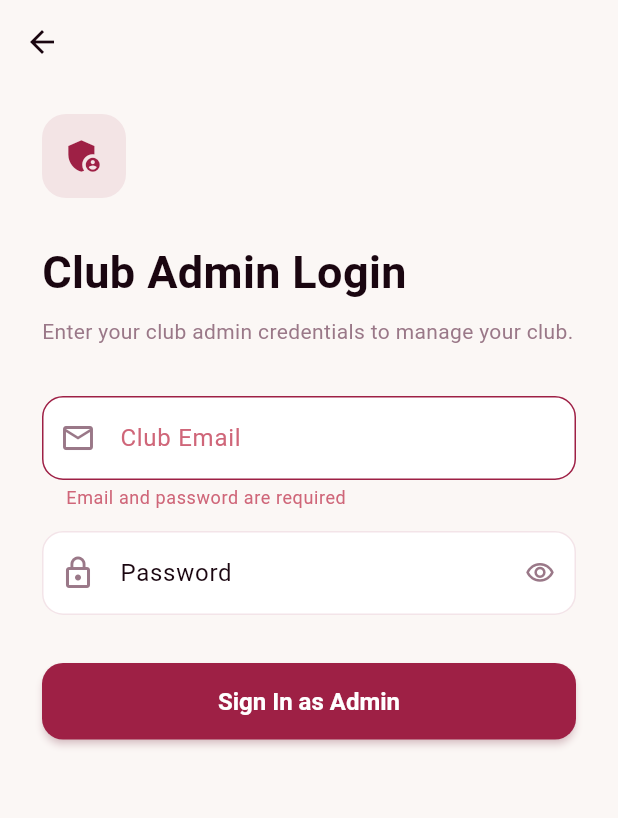
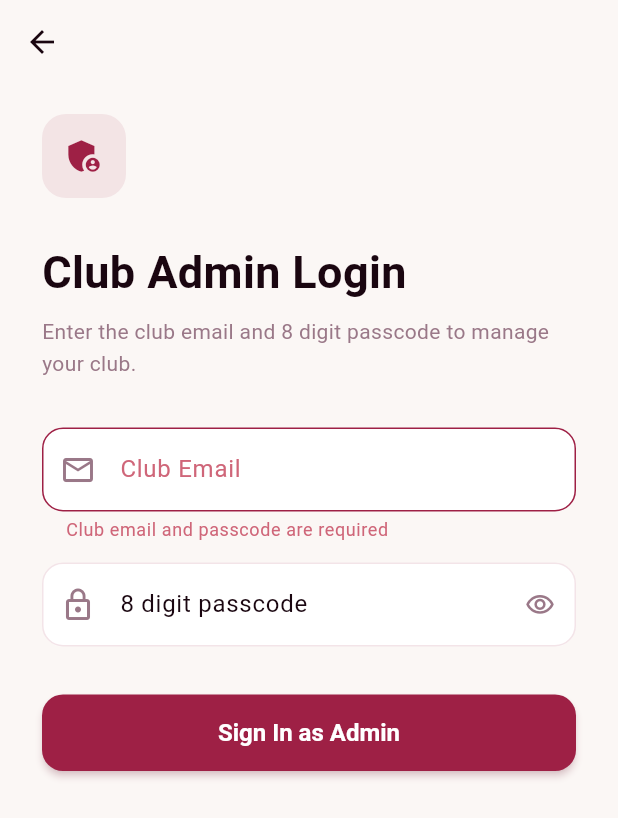
Before and after one commit to 3MB-MyClubs/My_Uni, a Flutter app: the ClubAdminAuthScreen screen opened directly with empty values, after a tap on "Sign In as Admin", on a phone screen of 412 x 824 dp. Shown: the top 818 px of the screen. Run offline on Flutter 3.47's test engine with Material 3 defaults, Android fonts, the phone set to English and light mode, and no system bars; our stand-ins replace flutter_local_notifications, flutter_riverpod, hive, image_cropper, image_picker, permission_handler and 3 more; missing offline and left inert: device_calendar; accounts and stored records are empty.

Commit message:
club login

```diff
--- a/lib/screens/club_admin_auth_screen.dart
+++ b/lib/screens/club_admin_auth_screen.dart
@@ -1,7 +1,7 @@
 import 'package:flutter/material.dart';
 import '../services/app_colors.dart';
-import '../services/mock_data.dart';
 import '../services/auth_service.dart';
+import '../services/club_passcode_auth_service.dart';
 
 class ClubAdminAuthScreen extends StatefulWidget {
   final VoidCallback onAdminLogin;
@@ -17,22 +17,34 @@ class _ClubAdminAuthScreenState extends State<ClubAdminAuthScreen> {
   bool _obscurePassword = true;
   String? _error;
 
-  void _handleAdminLogin() {
+  bool _isLoading = false;
+
+  Future<void> _handleAdminLogin() async {
     final clubEmail = _clubEmailController.text.trim();
-    final password = _passwordController.text.trim();
-    if (clubEmail.isEmpty || password.isEmpty) {
-      setState(() => _error = 'Email and password are required');
+    final passcode = _passwordController.text.trim();
+    if (clubEmail.isEmpty || passcode.isEmpty) {
+      setState(() => _error = 'Club email and passcode are required');
       return;
     }
-    final allAdmins = [appAdmin, ...clubAdmins];
-    final matched = allAdmins.any(
-      (a) => a.email == clubEmail && a.password == password,
+
+    setState(() {
+      _isLoading = true;
+      _error = null;
+    });
+
+    final result = await clubPasscodeAuthService.login(
+      email: clubEmail,
+      passcode: passcode,
     );
-    if (matched) {
-      authService.login(clubEmail, password);
+
+    if (!mounted) return;
+    setState(() => _isLoading = false);
+
+    if (result.success && result.admin != null) {
+      authService.setClubAdmin(result.admin!);
       widget.onAdminLogin();
     } else {
-      setState(() => _error = 'Invalid club admin credentials');
+      setState(() => _error = result.error ?? 'Invalid club email or passcode');
     }
   }
 
@@ -87,7 +99,7 @@ class _ClubAdminAuthScreenState extends State<ClubAdminAuthScreen> {
               ),
               const SizedBox(height: 8),
               Text(
-                'Enter your club admin credentials to manage your club.',
+                'Enter the club email and 8 digit passcode to manage your club.',
                 style: TextStyle(
                   fontSize: 14,
                   color: AppColors.secondaryText,
@@ -113,7 +125,7 @@ class _ClubAdminAuthScreenState extends State<ClubAdminAuthScreen> {
                 keyboardType: TextInputType.number,
                 onSubmitted: (_) => _handleAdminLogin(),
                 decoration: InputDecoration(
-                  labelText: 'Password',
+                  labelText: '8 digit passcode',
                   prefixIcon: Icon(
                     Icons.lock_outline,
                     color: AppColors.secondaryText,
@@ -153,7 +165,7 @@ class _ClubAdminAuthScreenState extends State<ClubAdminAuthScreen> {
               SizedBox(
                 width: double.infinity,
                 child: ElevatedButton(
-                  onPressed: _handleAdminLogin,
+                  onPressed: _isLoading ? null : _handleAdminLogin,
                   style: ElevatedButton.styleFrom(
                     backgroundColor: AppColors.primaryRed,
                     foregroundColor: Colors.white,
@@ -164,10 +176,22 @@ class _ClubAdminAuthScreenState extends State<ClubAdminAuthScreen> {
                     elevation: 2,
                     shadowColor: AppColors.primaryRed.withValues(alpha: 0.4),
                   ),
-                  child: Text(
-                    'Sign In as Admin',
-                    style: TextStyle(fontSize: 16, fontWeight: FontWeight.bold),
-                  ),
+                  child: _isLoading
+                      ? const SizedBox(
+                          width: 20,
+                          height: 20,
+                          child: CircularProgressIndicator(
+                            strokeWidth: 2,
+                            color: Colors.white,
+                          ),
+                        )
+                      : Text(
+                          'Sign In as Admin',
+                          style: TextStyle(
+                            fontSize: 16,
+                            fontWeight: FontWeight.bold,
+                          ),
+                        ),
                 ),
               ),
             ],
--- a/lib/screens/club_profile_screen.dart
+++ b/lib/screens/club_profile_screen.dart
@@ -2,6 +2,7 @@ import 'package:flutter/material.dart';
 import '../models/club.dart';
 import '../services/app_colors.dart';
 import '../services/auth_service.dart';
+import '../services/club_admin_access.dart';
 import '../services/mock_data.dart';
 import '../services/user_state.dart';
 import '../services/user_prefs_service.dart';
@@ -110,7 +111,7 @@ class _ClubProfileScreenState extends State<ClubProfileScreen>
   bool get _isThisClubAdmin {
     final admin = authService.currentAdmin;
     if (admin == null) return false;
-    return widget.club.adminUserIds.contains(admin.id);
+    return clubIsManagedByAdmin(widget.club, admin.id);
   }
 
   void _openBoardManagement() {
@@ -2399,7 +2400,7 @@ class _BoardTabState extends State<_BoardTab> {
   bool get _isClubAdmin {
     final adminId = authService.currentAdmin?.id ?? '';
     final userId = authService.currentUser?.id ?? '';
-    return widget.club.adminUserIds.contains(adminId) ||
+    return clubIsManagedByAdmin(widget.club, adminId) ||
         widget.club.adminUserIds.contains(userId);
   }
 
--- a/lib/screens/create_event_screen.dart
+++ b/lib/screens/create_event_screen.dart
@@ -10,6 +10,7 @@ import 'package:image_picker/image_picker.dart';
 import '../models/event.dart';
 import '../services/app_colors.dart';
 import '../services/auth_service.dart';
+import '../services/club_admin_access.dart';
 import '../services/club_notification_service.dart';
 import '../services/content_store.dart';
 import '../services/mock_data.dart';
@@ -86,7 +87,7 @@ class _CreateEventScreenState extends State<CreateEventScreen> {
     final admin = authService.currentAdmin;
     if (admin == null) return null;
     try {
-      return clubs.firstWhere((c) => c.adminUserIds.contains(admin.id)).id;
+      return clubs.firstWhere((c) => clubIsManagedByAdmin(c, admin.id)).id;
     } catch (_) {
       return null;
     }
--- a/lib/screens/create_post_screen.dart
+++ b/lib/screens/create_post_screen.dart
@@ -2,6 +2,7 @@ import 'dart:io';
 import 'package:flutter/material.dart';
 import '../services/app_colors.dart';
 import '../services/auth_service.dart';
+import '../services/club_admin_access.dart';
 import '../services/club_notification_service.dart';
 import '../services/content_store.dart';
 import '../services/mock_data.dart';
@@ -206,7 +207,7 @@ class _CreatePostScreenState extends State<CreatePostScreen> {
     super.initState();
     final adminId = authService.currentAdmin?.id ?? '';
     _myClubs = clubs
-        .where((c) => c.adminUserIds.contains(adminId))
+        .where((c) => clubIsManagedByAdmin(c, adminId))
         .map((c) => _ClubOption(id: c.id, name: c.name))
         .toList();
     if (_myClubs.length == 1) _selectedClub = _myClubs.first;
--- a/lib/screens/feed_screen.dart
+++ b/lib/screens/feed_screen.dart
@@ -4,6 +4,7 @@ import '../services/app_colors.dart';
 import '../services/content_store.dart';
 import '../services/mock_data.dart';
 import '../services/auth_service.dart';
+import '../services/club_admin_access.dart';
 import '../services/lazy_content_loader.dart';
 import '../services/people_service.dart';
 import '../services/user_state.dart';
@@ -1528,7 +1529,7 @@ bool _isOwnerOfClub(String clubId) {
     (c) => c.id == clubId,
     orElse: () => clubs.first,
   );
-  return (club.adminUserIds as List).contains(admin.id);
+  return clubIsManagedByAdmin(club, admin.id);
 }
 
 // ─── Post Card ────────────────────────────────────────────────────────────────
--- a/lib/screens/messages_screen.dart
+++ b/lib/screens/messages_screen.dart
@@ -2,6 +2,7 @@ import 'package:flutter/material.dart';
 import '../models/message.dart';
 import '../services/app_colors.dart';
 import '../services/auth_service.dart';
+import '../services/club_admin_access.dart';
 import '../services/club_chat_service.dart';
 import '../services/group_chat_service.dart';
 import '../services/message_service.dart';
@@ -108,7 +109,7 @@ class _MessagesScreenState extends State<MessagesScreen> {
     final me = _myId;
     final ids = <String>{...?authService.currentUser?.subscribedClubIds};
     for (final c in clubs) {
-      if (c.adminUserIds.contains(me) || c.boardMemberIds.contains(me)) {
+      if (clubIsManagedByAdmin(c, me) || c.boardMemberIds.contains(me)) {
         ids.add(c.id);
       }
     }
@@ -445,7 +446,7 @@ class _MessagesScreenState extends State<MessagesScreen> {
                 (c) =>
                     c.name.toLowerCase().contains(q) &&
                     !clubDmIds.contains(c.id) &&
-                    !c.adminUserIds.contains(_myId),
+                    !clubIsManagedByAdmin(c, _myId),
               )
               .map((c) => c.id)
               .toList()
--- a/lib/screens/settings_screen.dart
+++ b/lib/screens/settings_screen.dart
@@ -7,6 +7,7 @@ import 'package:path_provider/path_provider.dart';
 import '../models/club.dart';
 import '../services/app_colors.dart';
 import '../services/auth_service.dart';
+import '../services/club_admin_access.dart';
 import '../services/personalization_service.dart';
 import '../services/rsvp_store.dart';
 import '../services/mock_data.dart';
@@ -34,8 +35,7 @@ class _SettingsScreenState extends State<SettingsScreen> {
   Club? get _managedClub {
     final adminId = authService.currentAdmin?.id;
     if (adminId == null || adminId == 'admin1') return null;
-    final idx = clubs.indexWhere((c) => c.adminUserIds.contains(adminId));
-    return idx >= 0 ? clubs[idx] : null;
+    return managedClubForAdmin(adminId);
   }
 
   // ── Club photo ──────────────────────────────────────────────────────────────
--- a/lib/services/auth_service.dart
+++ b/lib/services/auth_service.dart
@@ -20,6 +20,11 @@ class AuthService {
 
   User? get currentUser => _currentUser;
   AppAdmin? get currentAdmin => _currentAdmin;
+
+  void setClubAdmin(AppAdmin admin) {
+    _currentAdmin = admin;
+    _currentUser = null;
+  }
 
   bool isValidNumericPassword(String password) {
     return password.length >= 6 && RegExp(r'^[0-9]+$').hasMatch(password);
--- /dev/null
+++ b/lib/services/club_admin_access.dart
@@ -0,0 +1,21 @@
+import '../models/club.dart';
+import 'auth_service.dart';
+import 'mock_data.dart';
+
+bool clubIsManagedByAdmin(Club club, String adminId) {
+  if (adminId.isEmpty) return false;
+  return club.id == adminId || club.adminUserIds.contains(adminId);
+}
+
+bool isCurrentAdminForClub(Club club) {
+  final adminId = authService.currentAdmin?.id ?? '';
+  return clubIsManagedByAdmin(club, adminId);
+}
+
+Club? managedClubForAdmin(String adminId) {
+  if (adminId.isEmpty || adminId == appAdmin.id) return null;
+  for (final club in clubs) {
+    if (clubIsManagedByAdmin(club, adminId)) return club;
+  }
+  return null;
+}
--- /dev/null
+++ b/lib/services/club_passcode_auth_service.dart
@@ -0,0 +1,96 @@
+import 'package:flutter/foundation.dart';
+import 'package:supabase_flutter/supabase_flutter.dart';
+
+import '../models/app_admin.dart';
+import 'mock_data.dart';
+import 'supabase_config.dart';
+
+class ClubPasscodeAuthResult {
+  final bool success;
+  final AppAdmin? admin;
+  final String? error;
+
+  const ClubPasscodeAuthResult._({
+    required this.success,
+    this.admin,
+    this.error,
+  });
+
+  factory ClubPasscodeAuthResult.success(AppAdmin admin) {
+    return ClubPasscodeAuthResult._(success: true, admin: admin);
+  }
+
+  factory ClubPasscodeAuthResult.failure(String error) {
+    return ClubPasscodeAuthResult._(success: false, error: error);
+  }
+}
+
+class ClubPasscodeAuthService {
+  Future<ClubPasscodeAuthResult> login({
+    required String email,
+    required String passcode,
+  }) async {
+    final normalizedEmail = email.trim().toLowerCase();
+    final normalizedPasscode = passcode.trim();
+
+    if (normalizedEmail.isEmpty || normalizedPasscode.isEmpty) {
+      return ClubPasscodeAuthResult.failure(
+        'Club email and passcode are required',
+      );
+    }
+    if (!RegExp(r'^[0-9]{8}$').hasMatch(normalizedPasscode)) {
+      return ClubPasscodeAuthResult.failure(
+        'Passcode must be exactly 8 digits',
+      );
+    }
+
+    if (SupabaseConfig.isConfigured) {
+      try {
+        final rows = await Supabase.instance.client.rpc(
+          'verify_club_passcode',
+          params: {
+            'p_email': normalizedEmail,
+            'p_passcode': normalizedPasscode,
+          },
+        );
+        final list = rows is List ? rows : const [];
+        if (list.isEmpty) {
+          return ClubPasscodeAuthResult.failure(
+            'Invalid club email or passcode',
+          );
+        }
+        final row = Map<String, dynamic>.from(list.first as Map);
+        final clubId = row['club_id']?.toString() ?? '';
+        final clubName = row['club_name']?.toString() ?? 'Club';
+        final clubEmail = row['club_email']?.toString() ?? normalizedEmail;
+        if (clubId.isEmpty) {
+          return ClubPasscodeAuthResult.failure(
+            'Invalid club email or passcode',
+          );
+        }
+        return ClubPasscodeAuthResult.success(
+          AppAdmin(id: clubId, name: clubName, email: clubEmail, password: ''),
+        );
+      } catch (error, stackTrace) {
+        debugPrint('Club passcode login failed: $error');
+        debugPrintStack(stackTrace: stackTrace);
+        return ClubPasscodeAuthResult.failure(
+          'Club login is not ready. Check the Supabase passcode SQL.',
+        );
+      }
+    }
+
+    final mockAdmin = clubAdmins.firstWhere(
+      (admin) =>
+          admin.email.toLowerCase() == normalizedEmail &&
+          admin.password == normalizedPasscode,
+      orElse: () => AppAdmin(id: '', name: '', email: '', password: ''),
+    );
+    if (mockAdmin.id.isNotEmpty) {
+      return ClubPasscodeAuthResult.success(mockAdmin);
+    }
+    return ClubPasscodeAuthResult.failure('Invalid club email or passcode');
+  }
+}
+
+final clubPasscodeAuthService = ClubPasscodeAuthService();
--- a/lib/services/content_store.dart
+++ b/lib/services/content_store.dart
@@ -5,6 +5,7 @@ import '../models/like.dart';
 import '../models/news_post.dart';
 import '../models/notification.dart';
 import '../models/share.dart';
+import 'club_admin_access.dart';
 import 'mock_data.dart';
 
 /// Persists all user-generated content (posts, events, comments, likes, shares,
@@ -179,7 +180,7 @@ class ContentStore {
   // Only a club admin can delete posts/events, and only for their own club.
 
   bool _isClubAdmin(String clubId, String userId) =>
-      clubs.any((c) => c.id == clubId && c.adminUserIds.contains(userId));
+      clubs.any((c) => c.id == clubId && clubIsManagedByAdmin(c, userId));
 
   bool canDeleteEvent(String eventId, String requestingUserId) {
     return events.any(
```
Also changed, not shown: lib/screens/profile_screen.dart (+5 -20 lines), lib/services/club_follow_helper.dart (+3 -5 lines), lib/services/supabase_content_service.dart (+5 -2 lines), lib/widgets/club_follow_button.dart (+8 -11 lines).
